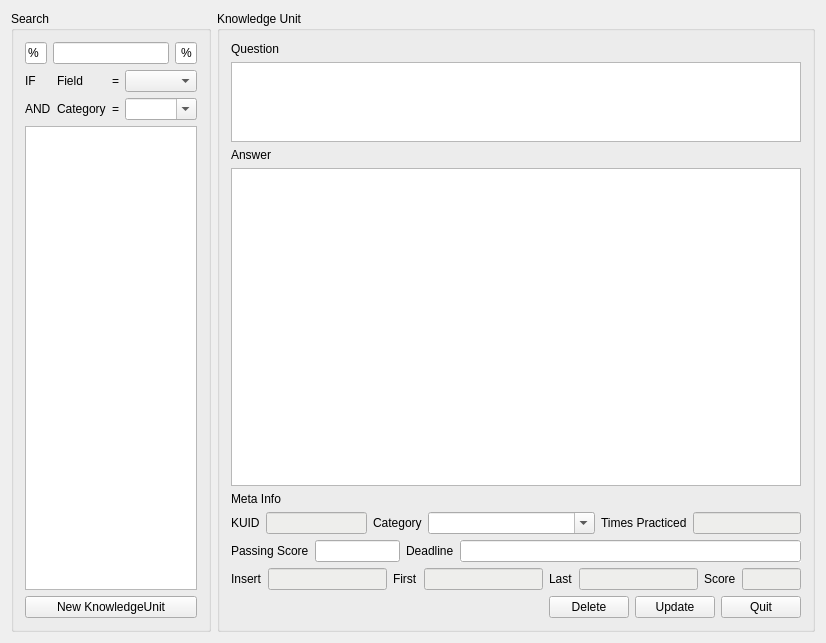
Before: the Qt Designer form src/qrammer-db-util/mainwindow.ui in alex-lt-kong/qrammer, drawn with Qt 5.
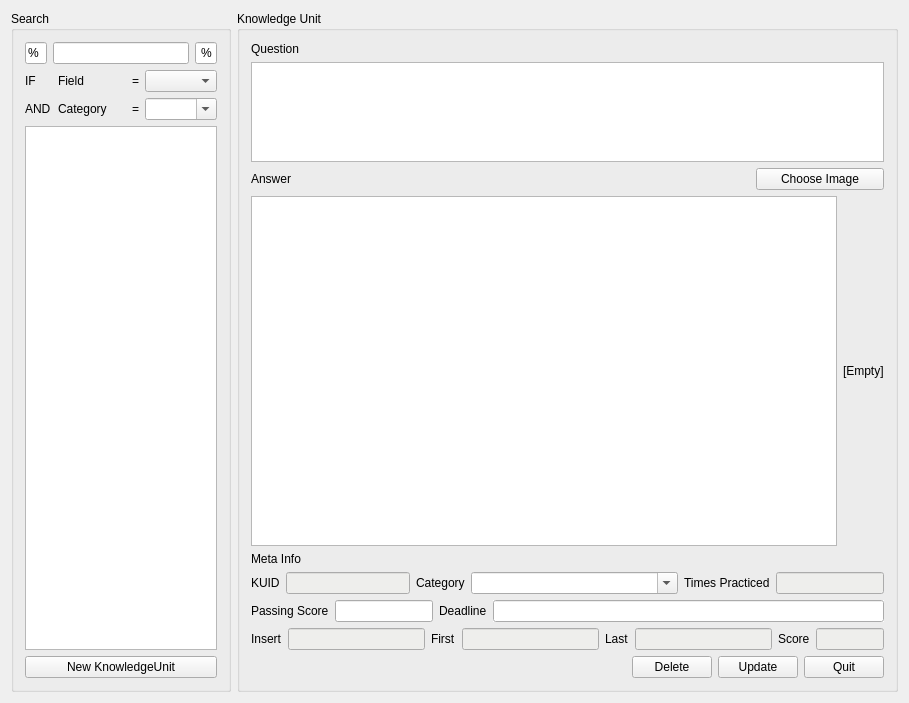
After: the same form once the commit is applied. Icons and pictures are not drawn.

Commit message: add image support

```diff
--- a/src/qrammer-db-util/mainwindow.ui
+++ b/src/qrammer-db-util/mainwindow.ui
@@ -6,8 +6,8 @@
    <rect>
     <x>0</x>
     <y>0</y>
-    <width>826</width>
-    <height>643</height>
+    <width>909</width>
+    <height>703</height>
    </rect>
   </property>
   <property name="windowTitle">
@@ -200,7 +200,7 @@
         <property name="title">
          <string>Knowledge Unit</string>
         </property>
-        <layout class="QVBoxLayout" name="verticalLayout_2">
+        <layout class="QVBoxLayout" name="verticalLayout_2" stretch="0,20,0,70,0,0,0,0,0">
          <item>
           <widget class="QLabel" name="label_3">
            <property name="text">
@@ -219,13 +219,32 @@
           </widget>
          </item>
          <item>
-          <widget class="QLabel" name="label_4">
+          <layout class="QHBoxLayout" name="horizontalLayout_AnswerTitle">
+           <item>
+            <widget class="QLabel" name="label_Answer">
            <property name="text">
             <string>Answer</string>
            </property>
           </widget>
          </item>
          <item>
+            <widget class="QPushButton" name="pushButton_ChooseImage">
+             <property name="maximumSize">
+              <size>
+               <width>128</width>
+               <height>16777215</height>
+              </size>
+             </property>
+             <property name="text">
+              <string>Choose Image</string>
+             </property>
+            </widget>
+           </item>
+          </layout>
+         </item>
+         <item>
+          <layout class="QHBoxLayout" name="horizontalLayout_AnswerContent">
+           <item>
           <widget class="QPlainTextEdit" name="plainTextEdit_Answer">
            <property name="sizePolicy">
             <sizepolicy hsizetype="Expanding" vsizetype="Expanding">
@@ -236,6 +255,15 @@
           </widget>
          </item>
          <item>
+            <widget class="QLabel" name="label_AnswerImage">
+             <property name="text">
+              <string>[Empty]</string>
+             </property>
+            </widget>
+           </item>
+          </layout>
+         </item>
+         <item>
           <widget class="QLabel" name="label_5">
            <property name="text">
             <string>Meta Info</string>
```
Left out of the diff: 14 changed lines with no effect on the pictures. Lines whose indentation alone changed are shown as unchanged. The commit also changes 18 other files.
